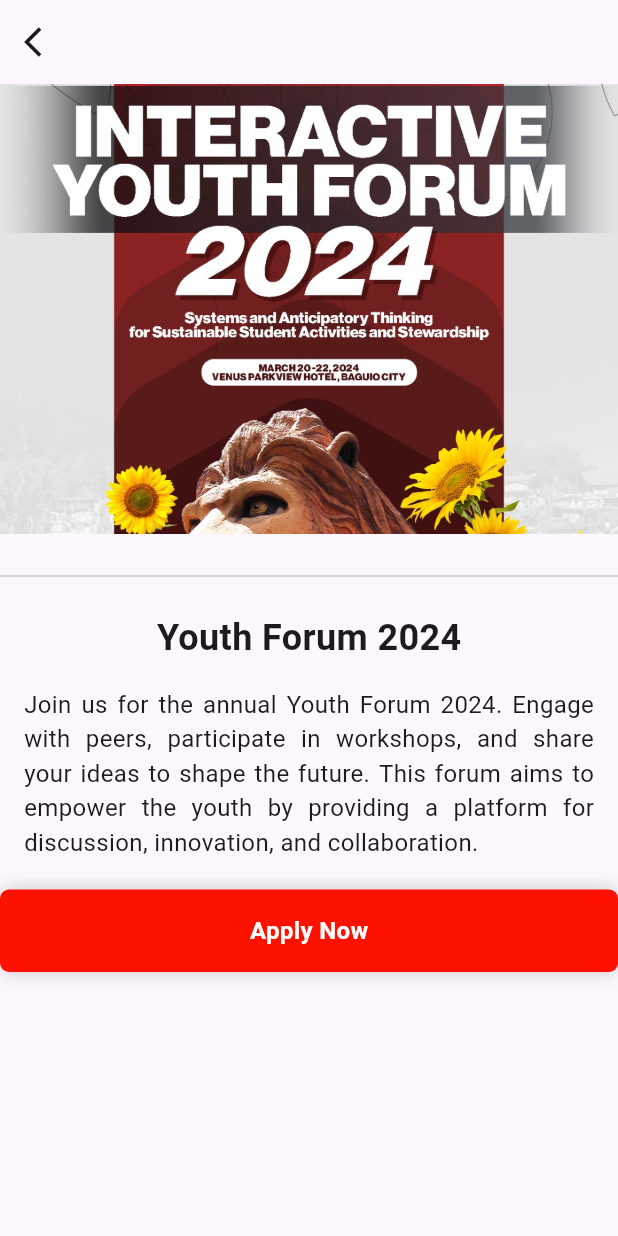
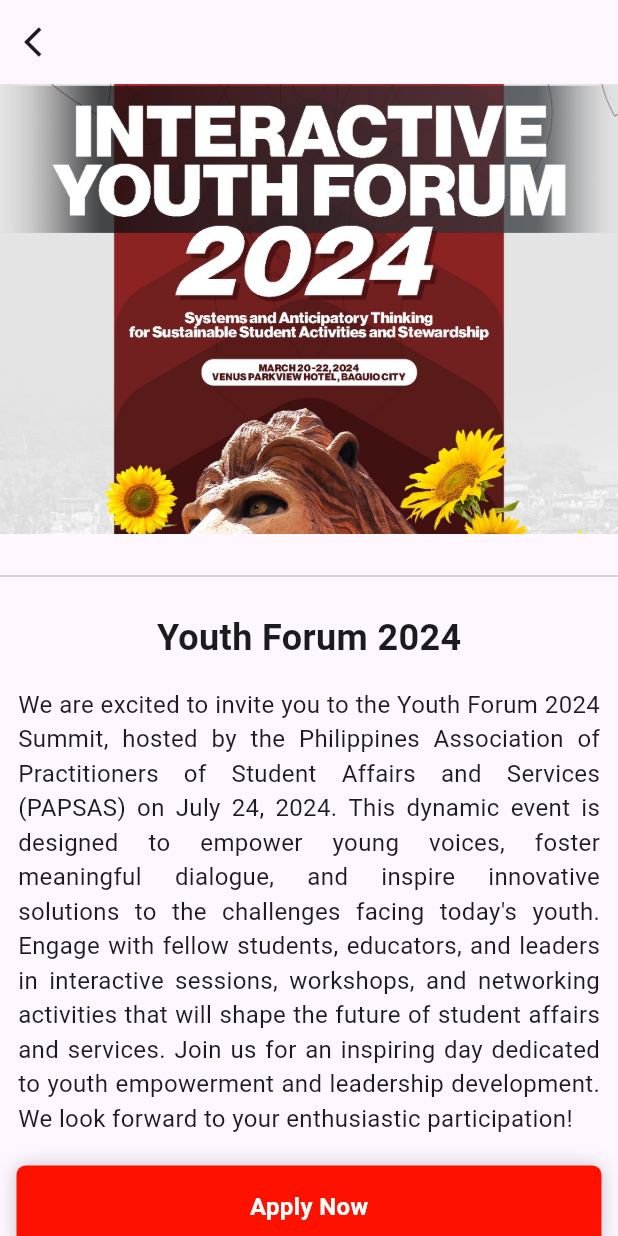
Before and after one commit to CastroClarence/papsas_app, a Flutter app: the YouthInformation screen opened directly, on a phone screen of 412 x 824 dp. Run offline on Flutter 3.47's test engine with Material 3 defaults, Android fonts, the phone set to English and light mode, and no system bars; our stand-ins replace font_awesome_flutter, get, table_calendar.

Commit message:
Update youth_infomation_registration.dart

```diff
--- a/lib/view/event/youth_infomation_registration.dart
+++ b/lib/view/event/youth_infomation_registration.dart
@@ -19,7 +19,6 @@ class YouthInformation extends StatelessWidget {
             crossAxisAlignment: CrossAxisAlignment.center,
             children: [
               Container(
-                width: double.infinity,
                 height: 300,
                 padding: const EdgeInsets.all(20.0),
                 decoration: const BoxDecoration(
@@ -39,9 +38,9 @@ class YouthInformation extends StatelessWidget {
                 ),
               ),
               const Padding(
-                padding: EdgeInsets.symmetric(horizontal: 16.0),
+                padding: EdgeInsets.symmetric(horizontal: 12.0),
                 child: Text(
-                  'Join us for the annual Youth Forum 2024. Engage with peers, participate in workshops, and share your ideas to shape the future. This forum aims to empower the youth by providing a platform for discussion, innovation, and collaboration.',
+                  'We are excited to invite you to the Youth Forum 2024 Summit, hosted by the Philippines Association of Practitioners of Student Affairs and Services (PAPSAS) on July 24, 2024. This dynamic event is designed to empower young voices, foster meaningful dialogue, and inspire innovative solutions to the challenges facing today\'s youth. Engage with fellow students, educators, and leaders in interactive sessions, workshops, and networking activities that will shape the future of student affairs and services. Join us for an inspiring day dedicated to youth empowerment and leadership development. We look forward to your enthusiastic participation!',
                   style: TextStyle(
                     fontSize: 16,
                   ),
@@ -49,7 +48,10 @@ class YouthInformation extends StatelessWidget {
                 ),
               ),
               SizedBox(height: 20),
-              const ButtonRegister(),
+              const SizedBox(
+                  width: 390, // Adjust the width as needed
+                  child: ButtonRegister()),
+              SizedBox(height: 20),
             ],
           ),
         ),
```
